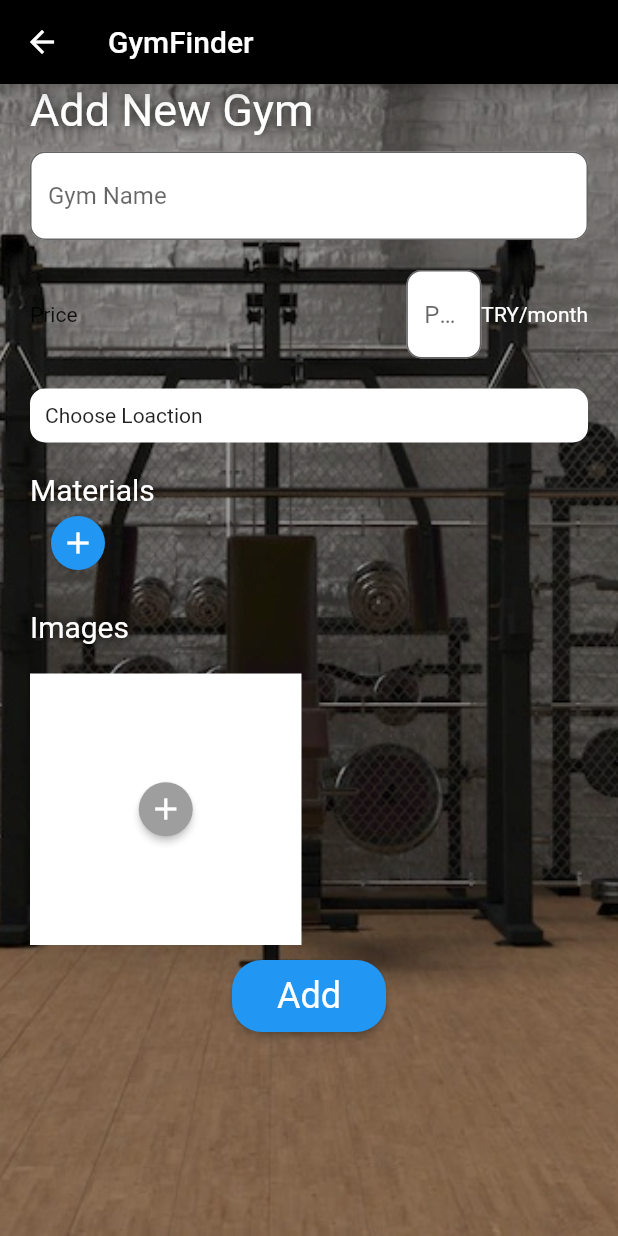
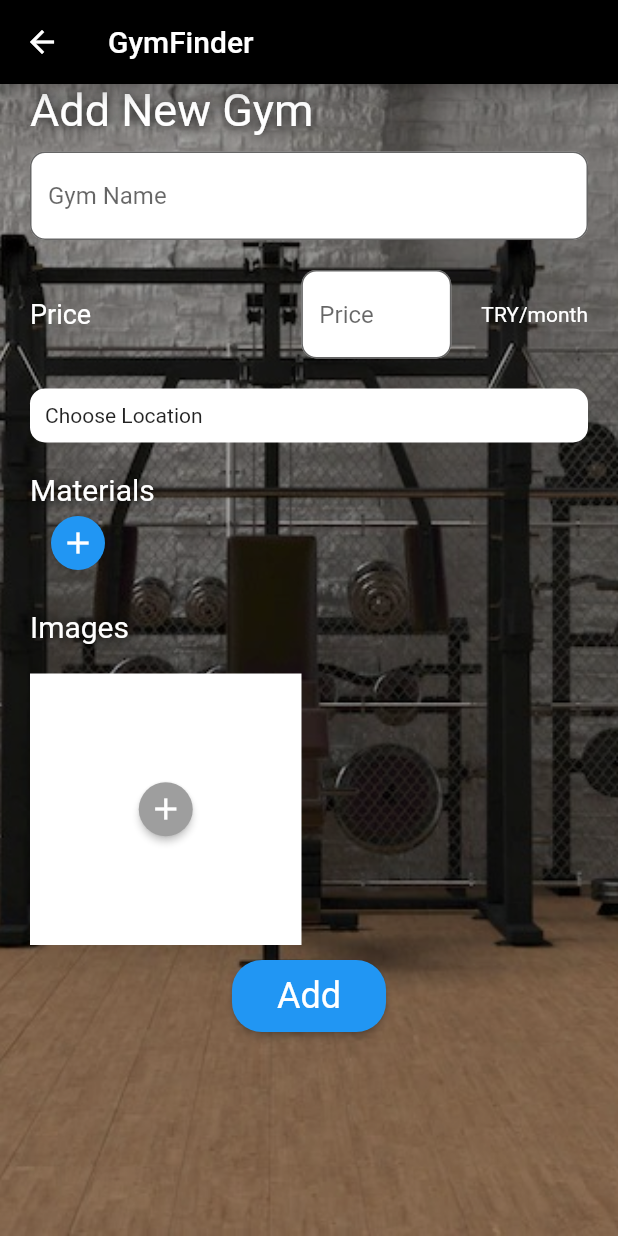
Before and after one commit to HiEdson/GymFinder, a Flutter app: the screen it shows after launch, in the side drawer, after a tap on "New Gym", on a phone screen of 412 x 824 dp. Run offline on Flutter 3.47's test engine with Material 2 defaults, Android fonts, the phone set to English and light mode, and no system bars; our stand-ins replace cached_network_image, cloud_firestore, dio, dropdown_search, firebase_auth, firebase_core and 5 more; missing offline and left inert: flutter_polyline_points; accounts and stored records are empty.

Commit message:
added gym price

```diff
--- a/lib/screens/new_gym_screen.dart
+++ b/lib/screens/new_gym_screen.dart
@@ -2,6 +2,7 @@ import 'package:flutter/material.dart';
 import 'package:gymfinder/components/add_images.dart';
 import 'package:gymfinder/components/add_materials.dart';
 import 'package:gymfinder/dialogs/select_location.dart';
+import 'package:gymfinder/single_gym.dart';
 import 'package:gymfinder/utils/gym.dart';
 
 import '../components/dark_image.dart';
@@ -74,9 +75,12 @@ class _NewGymScreenState extends State<NewGymScreen> {
                       padding:
                           EdgeInsets.symmetric(vertical: 10, horizontal: 20),
                       child: Row(children: [
-                        Expanded(child: Text("Price")),
+                        Expanded(
+                            child: Text("Price",
+                                style: TextStyle(
+                                    color: Colors.white, fontSize: 18))),
                         SizedBox(
-                            width: 50,
+                            width: 100,
                             child: TextField(
                               decoration: InputDecoration(
                                   border: OutlineInputBorder(
@@ -89,6 +93,7 @@ class _NewGymScreenState extends State<NewGymScreen> {
                                 price = int.parse(value);
                               }),
                             )),
+                        SizedBox(width: 20),
                         Text("TRY/month", style: TextStyle(color: Colors.white))
                       ]),
                     ),
@@ -115,7 +120,7 @@ class _NewGymScreenState extends State<NewGymScreen> {
                                   BorderRadius.all(Radius.circular(10))),
                           child: Text(address.province.length > 1
                               ? "${address.mahalle}/${address.district}, ${address.province}"
-                              : "Choose Loaction"),
+                              : "Choose Location"),
                         ),
                       ),
                     ),
@@ -154,11 +159,17 @@ class _NewGymScreenState extends State<NewGymScreen> {
                             setState(() {
                               saving = true;
                             });
-                            await saveGym(
+                            var doc = await saveGym(
                                 name, price, materials, address, context);
-                            setState(() {
-                              saving = false;
-                            });
+                            // if (ref == null) {
+                            //   setState(() {
+                            //     saving = false;
+                            //   });
+                            //   return;
+                            // }
+                            Navigator.of(context).pop();
+                            Navigator.of(context).push(MaterialPageRoute(
+                                builder: (ctx) => singleGym(doc)));
                           },
                           style: ElevatedButton.styleFrom(
                             padding: EdgeInsets.symmetric(
@@ -172,7 +183,12 @@ class _NewGymScreenState extends State<NewGymScreen> {
                   ),
                 if (saving)
                   SliverToBoxAdapter(
-                    child: SizedBox(child: CircularProgressIndicator()),
+                    child: Center(
+                      child: SizedBox(
+                          width: 30,
+                          height: 30,
+                          child: CircularProgressIndicator()),
+                    ),
                   ),
                 SliverToBoxAdapter(child: SizedBox(height: 10))
               ],
--- a/lib/utils/constants.dart
+++ b/lib/utils/constants.dart
@@ -1,4 +1,3 @@
 class Constants {
-  static const String googleMapsKey = "AIzaSyCLv5PDaDRaLFOc6CZbHUcELRoIXPDQZSo";
   static const String freeImageKey = "6d207e02198a847aa98d0a2a901485a5";
 }
--- a/lib/utils/gym.dart
+++ b/lib/utils/gym.dart
@@ -6,9 +6,8 @@ import 'package:provider/provider.dart';
 import '../models/address.dart';
 
 final db = FirebaseFirestore.instance;
-Future<void> saveGym(String name, int price, List<String> materials,
+Future<Map> saveGym(String name, int price, List<String> materials,
     Address address, BuildContext context) async {
-  try {
   var images = Provider.of<NewGymModel>(context, listen: false)
       .images
       .values
@@ -27,10 +26,12 @@ Future<void> saveGym(String name, int price, List<String> materials,
     "materials": materials,
     "images": images
   };
+  try {
     var ref = await db.collection("gyms").add(doc);
     print("saved");
   } catch (e) {
     print("error");
     print(e);
   }
+  return doc;
 }
--- a/lib/utils/maps.dart
+++ b/lib/utils/maps.dart
@@ -2,13 +2,14 @@ import 'dart:convert';
 
 import 'package:dio/dio.dart';
 import 'package:google_maps_flutter/google_maps_flutter.dart';
+import 'package:gymfinder/secretKey.dart';
 import 'package:gymfinder/utils/constants.dart';
 
 Future<LatLng> getLocationFromAdress(String address) async {
   try {
     var response = await Dio().get(
         "https://maps.googleapis.com/maps/api/geocode/json",
-        queryParameters: {"key": Constants.googleMapsKey, "address": address});
+        queryParameters: {"key": googleMapsKey, "address": address});
     var json = response.data;
     Map<String, dynamic> location = json["results"][0]["geometry"]["location"];
     double lat = location["lat"] ?? 41.04;
```
Also changed, not shown: lib/dialogs/select_location.dart (+11 -6 lines), 1 other file. Lines whose indentation alone changed are shown as unchanged.
